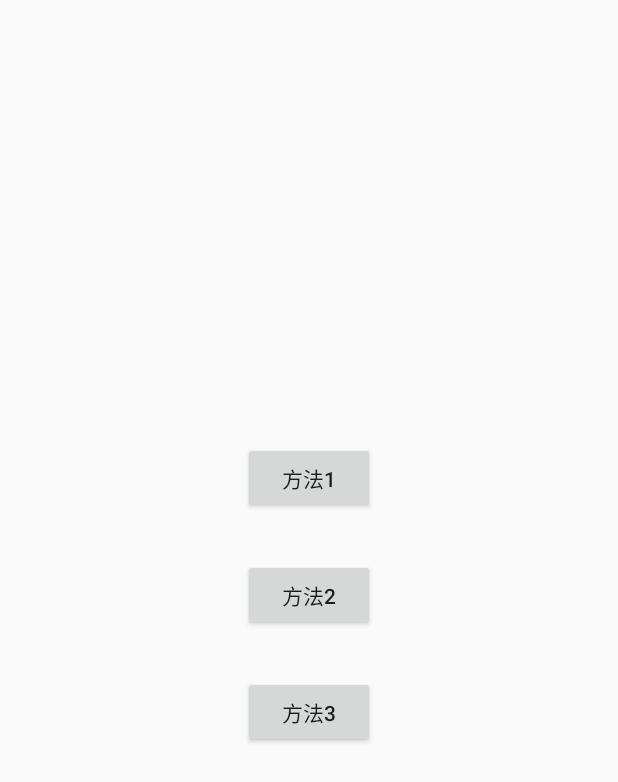
After one commit to hqx1990/AndroidDevelopmentArtExplo, an Android app: the HandlerUseActivity screen opened directly, with no data from a screen before it, on a phone screen of 412 x 824 dp. The commit adds this screen. Shown: the top 782 px of the screen. Run offline under Robolectric (Android 15) with nearby library versions, the phone set to English and light mode, and no system bars; libraries missing offline, so code that uses them is left out: com.zy.logcat; network calls fail; pictures from the network do not load.

Commit message:
Handler 使用  倒计时

```diff
--- a/app/src/main/AndroidManifest.xml
+++ b/app/src/main/AndroidManifest.xml
@@ -79,6 +79,9 @@
         <activity android:name="com.bestvike.androiddevelopmentartexploration.zxing.activity.SweepTheVardActivity"/>
 
         <activity android:name="com.bestvike.androiddevelopmentartexploration.xg.MyXGActivity"/>
+
+        <!--Handler使用-->
+        <activity android:name="com.bestvike.androiddevelopmentartexploration.HandlerUse.HandlerUseActivity"/>
 
         <!-- 【必须】 信鸽receiver广播接收 -->
         <receiver android:name="com.tencent.android.tpush.XGPushReceiver"
--- /dev/null
+++ b/app/src/main/java/com/bestvike/androiddevelopmentartexploration/HandlerUse/HandlerUseActivity.java
@@ -0,0 +1,103 @@
+package com.bestvike.androiddevelopmentartexploration.HandlerUse;
+
+import android.os.Bundle;
+import android.os.Handler;
+import android.os.Message;
+import android.view.View;
+import android.widget.TextView;
+
+import com.bestvike.androiddevelopmentartexploration.R;
+import com.example.beaselibrary.base.BaseActivity;
+
+import java.util.Timer;
+import java.util.TimerTask;
+
+public class HandlerUseActivity extends BaseActivity {
+
+    private TextView textView1;
+    private TextView textView2;
+    private TextView textView3;
+    private int num1  = 60;
+    private boolean isBoolean = true;
+
+    private Timer timer = new Timer();
+
+    @Override
+    protected void onCreate(Bundle savedInstanceState) {
+        super.onCreate(savedInstanceState);
+        setContentView(R.layout.handler_use_activity);
+        findView();
+    }
+
+    private void findView(){
+        findViewById(R.id.button1).setOnClickListener(this);
+        textView1 = findViewById(R.id.textView1);
+        findViewById(R.id.button2).setOnClickListener(this);
+        textView2 = findViewById(R.id.textView2);
+
+        findViewById(R.id.button3).setOnClickListener(this);
+        textView3 = findViewById(R.id.textView3);
+
+
+    }
+
+    @Override
+    public void onClick(View view) {
+        switch (view.getId()){
+            case R.id.button1:
+                Message message = new Message();
+                message.what =1;
+                num1 -- ;
+                message.arg1 = num1;
+                handler.sendMessage(message);
+                break;
+
+            case R.id.button2:
+                num1 = 60;
+                //点击 1秒后调用
+                handler.obtainMessage();
+                handler.sendEmptyMessage(2);
+                break;
+
+            case R.id.button3:
+                num1 = 60;
+                myHandler.post(runnable);
+                break;
+        }
+    }
+
+    Handler handler = new Handler(){
+        @Override
+        public void handleMessage(Message msg) {
+            switch (msg.what){
+                case 1:
+                    textView1.setText("方法1："+String.valueOf(msg.arg1));
+                    break;
+
+                case 2:
+                    if (msg.what == 2){
+                        num1 --;
+                        if(num1 >= 0){
+                            handler.sendEmptyMessageDelayed(2,1000);
+                            textView2.setText("方法2："+num1+"s");
+                        }
+                    }
+                    break;
+
+            }
+            super.handleMessage(msg);
+        }
+    };
+
+    private Handler myHandler = new Handler();
+    private Runnable runnable = new Runnable() {
+        @Override
+        public void run() {
+            num1 -- ;
+            if(num1 >= 0){
+                myHandler.postDelayed(runnable,1000);
+                textView3.setText("方法3："+num1);
+            }
+        }
+    };
+}
--- /dev/null
+++ b/app/src/main/res/layout/handler_use_activity.xml
@@ -0,0 +1,55 @@
+<?xml version="1.0" encoding="utf-8"?>
+<LinearLayout
+    xmlns:android="http://schemas.android.com/apk/res/android"
+    xmlns:tools="http://schemas.android.com/tools"
+    android:layout_width="match_parent"
+    android:layout_height="match_parent"
+    android:gravity="center"
+    android:orientation="vertical"
+    >
+
+    <Button
+        android:id="@+id/button1"
+        android:layout_width="wrap_content"
+        android:layout_height="wrap_content"
+        android:text="方法1"
+         />
+
+    <TextView
+        android:id="@+id/textView1"
+        android:layout_width="wrap_content"
+        android:layout_height="30dp"
+        android:gravity="center"
+        />
+
+    <Button
+        android:id="@+id/button2"
+        android:layout_width="wrap_content"
+        android:layout_height="wrap_content"
+        android:text="方法2"
+        />
+
+    <TextView
+        android:id="@+id/textView2"
+        android:layout_width="wrap_content"
+        android:layout_height="30dp"
+        android:gravity="center"
+        />
+
+    <Button
+        android:id="@+id/button3"
+        android:layout_width="wrap_content"
+        android:layout_height="wrap_content"
+        android:text="方法3"
+        />
+
+    <TextView
+        android:id="@+id/textView3"
+        android:layout_width="wrap_content"
+        android:layout_height="30dp"
+        android:gravity="center"
+        />
+
+
+
+</LinearLayout>
```
Also changed, not shown: app/src/main/java/com/bestvike/androiddevelopmentartexploration/MainActivity.java (+7 -0 lines).
